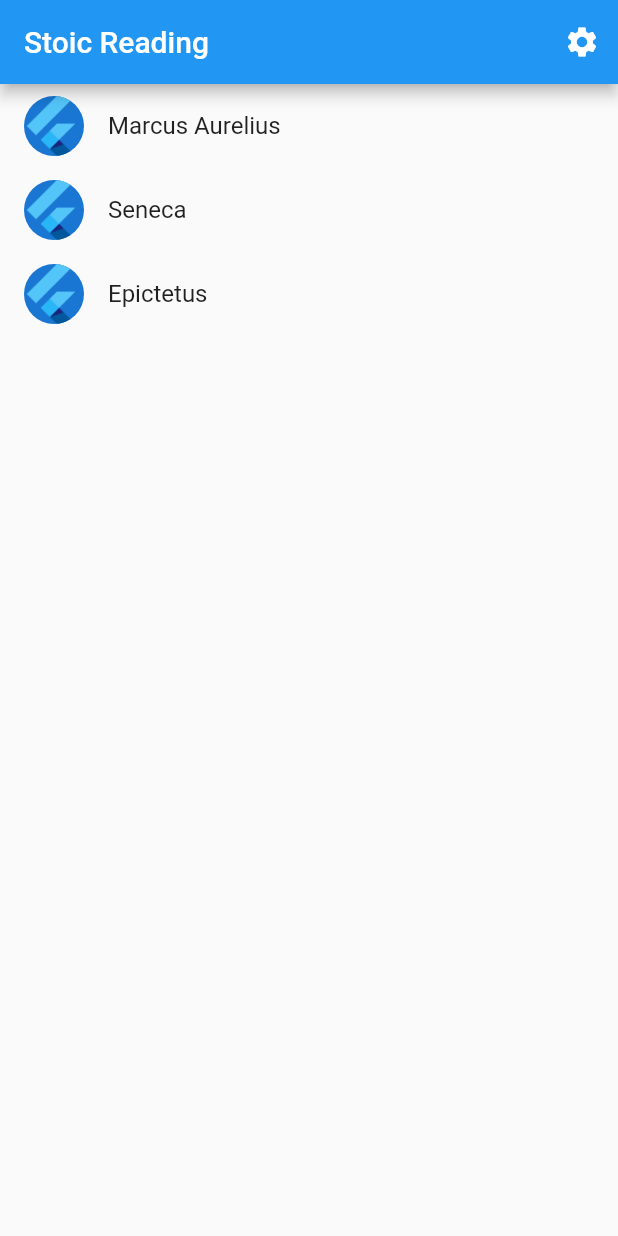
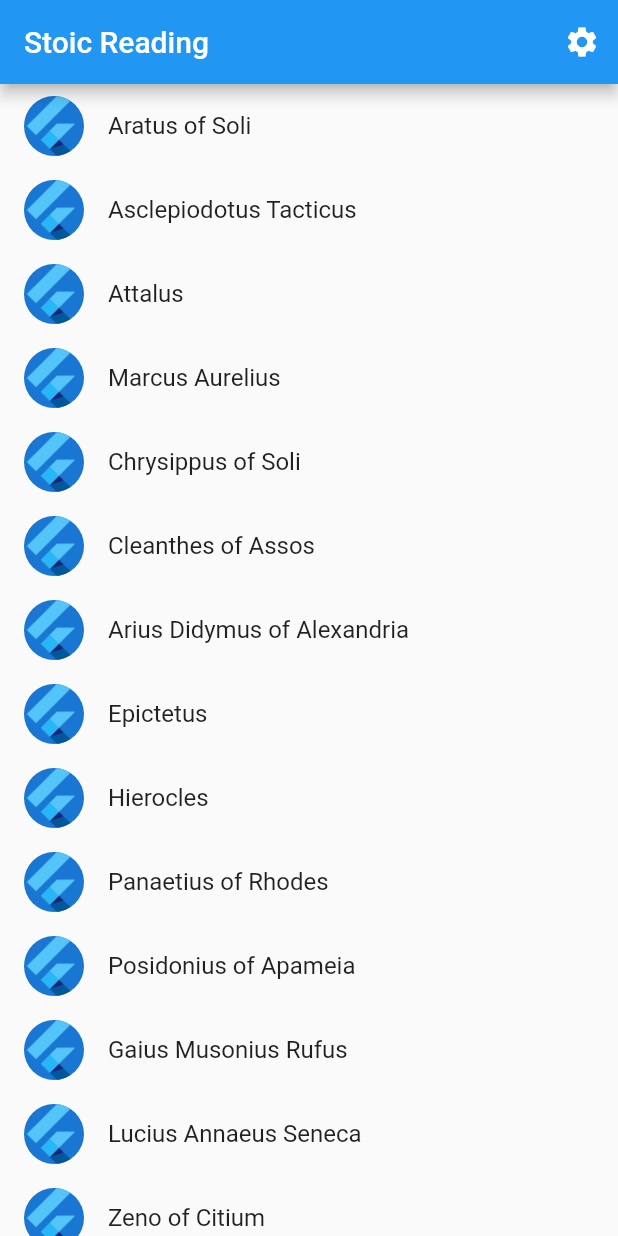
Before and after one commit to pablojimpas/stoic_reading, a Flutter app: the screen it shows after launch, on a phone screen of 412 x 824 dp. Run offline on Flutter 3.47's test engine with Material 2 defaults, Android fonts, the light colour scheme and no system bars; missing offline and left inert: flutter_gruvbox_theme; generated files the repository leaves out were written again.

Commit message:
More authors just testing ListView scroll

```diff
--- a/lib/src/app.dart
+++ b/lib/src/app.dart
@@ -83,7 +83,7 @@ class MyApp extends StatelessWidget {
                     return const AuthorDetailsView();
                   case AuthorListView.routeName:
                   default:
-                    return const AuthorListView();
+                    return AuthorListView();
                 }
               },
             );
--- a/lib/src/author/author_list_view.dart
+++ b/lib/src/author/author_list_view.dart
@@ -7,21 +7,33 @@ import 'author_details_view.dart';
 
 /// Displays a list of Authors.
 class AuthorListView extends StatelessWidget {
-  const AuthorListView({
+  AuthorListView({
     Key? key,
-    this.authors = const [
-      Author(1, "Marcus Aurelius"),
-      Author(2, "Seneca"),
-      Author(3, "Epictetus")
-    ],
   }) : super(key: key);
 
   static const routeName = '/';
 
-  final List<Author> authors;
+  late List<Author> authors;
 
   @override
   Widget build(BuildContext context) {
+    authors = [
+      Author(1, AppLocalizations.of(context)!.aratus),
+      Author(2, AppLocalizations.of(context)!.asclepiodotusTacticus),
+      Author(3, AppLocalizations.of(context)!.attalus),
+      Author(4, AppLocalizations.of(context)!.marcusAurelius),
+      Author(5, AppLocalizations.of(context)!.chrysippus),
+      Author(6, AppLocalizations.of(context)!.cleanthes),
+      Author(7, AppLocalizations.of(context)!.ariusDidymus),
+      Author(8, AppLocalizations.of(context)!.epictetus),
+      Author(9, AppLocalizations.of(context)!.hierocles),
+      Author(10, AppLocalizations.of(context)!.panaetius),
+      Author(11, AppLocalizations.of(context)!.posidonius),
+      Author(12, AppLocalizations.of(context)!.musoniusRufus),
+      Author(13, AppLocalizations.of(context)!.seneca),
+      Author(14, AppLocalizations.of(context)!.zeno),
+      Author(15, AppLocalizations.of(context)!.zenodotus),
+    ];
     return Scaffold(
       appBar: AppBar(
         title: Text(AppLocalizations.of(context)!.appTitle),
--- a/lib/src/localization/app_en.arb
+++ b/lib/src/localization/app_en.arb
@@ -2,5 +2,22 @@
   "appTitle": "Stoic Reading",
   "@appTitle": {
     "description": "The title of the application"
-  }
+  },
+
+  "musoniusRufus": "Gaius Musonius Rufus",
+  "hierocles": "Hierocles",
+  "marcusAurelius": "Marcus Aurelius",
+  "seneca": "Lucius Annaeus Seneca",
+  "epictetus": "Epictetus",
+  "zeno": "Zeno of Citium",
+  "cleanthes": "Cleanthes of Assos",
+  "chrysippus": "Chrysippus of Soli",
+  "zenodotus": "Zenodotus",
+  "aratus": "Aratus of Soli",
+  "ariusDidymus": "Arius Didymus of Alexandria",
+  "posidonius": "Posidonius of Apameia",
+  "panaetius": "Panaetius of Rhodes",
+  "attalus": "Attalus",
+  "asclepiodotusTacticus": "Asclepiodotus Tacticus"
+
 }
```
